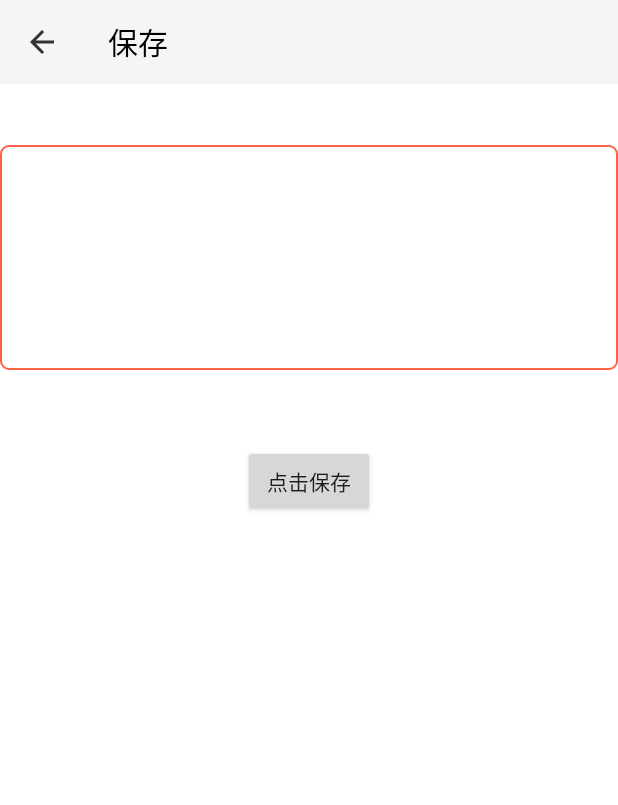
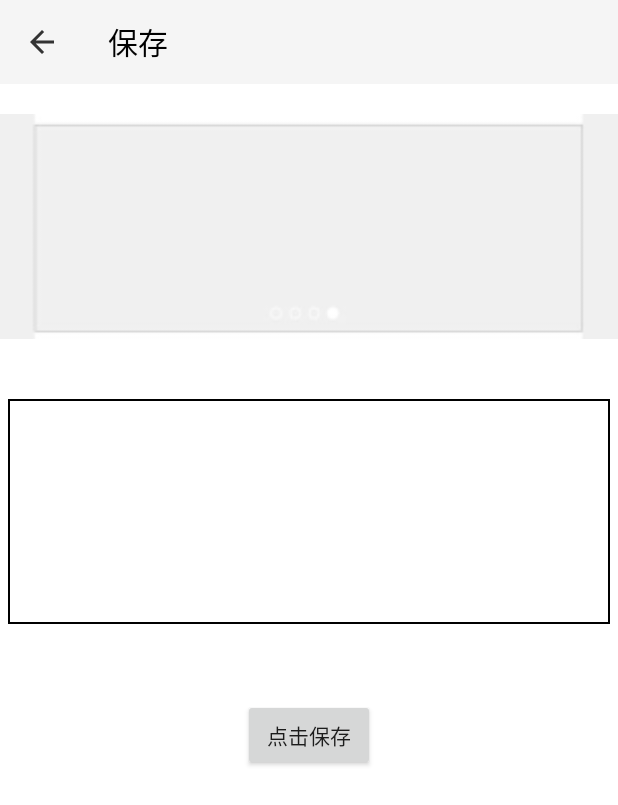
Before and after one commit to hku/appx, an Android app: the PhotoSaveActivity screen opened directly, with no data from a screen before it, on a phone screen of 412 x 824 dp. Shown: the top 805 px of the screen. Run offline under Robolectric (Android 15) with nearby library versions, the phone set to English and light mode, and no system bars; our stand-ins replace ButterKnife; pictures from the network do not load; 2 statements that could not run were skipped.

Commit message:
优化项目

```diff
--- a/photo365/app/build.gradle
+++ b/photo365/app/build.gradle
@@ -33,17 +33,23 @@ dependencies {
     })
     testCompile 'junit:junit:4.12'
     implementation 'com.android.support:appcompat-v7:27.1.1'
+
     implementation "com.jakewharton:butterknife:8.8.1"
     annotationProcessor "com.jakewharton:butterknife-compiler:8.8.1"
+
     implementation 'com.tbruyelle.rxpermissions2:rxpermissions:0.9.5@aar'
     implementation 'io.reactivex.rxjava2:rxandroid:2.0.1'
     implementation 'io.reactivex.rxjava2:rxjava:2.1.8'
+
     implementation 'com.facebook.stetho:stetho:1.5.0'
     implementation 'com.facebook.stetho:stetho-okhttp3:1.4.2'
+
     implementation 'org.greenrobot:greendao:3.2.2'
     implementation 'com.android.support:recyclerview-v7:27.1.1'
+
     implementation 'com.github.bumptech.glide:glide:4.7.1'
     annotationProcessor 'com.github.bumptech.glide:compiler:4.7.1'
+
     implementation 'com.scwang.smartrefresh:SmartRefreshLayout:1.1.0-alpha-6'
     implementation 'com.github.CymChad:BaseRecyclerViewAdapterHelper:2.9.30'
     implementation 'com.android.support:cardview-v7:27.1.1'
--- a/photo365/app/src/main/java/com/chinaso/record/activity/PhotoSaveActivity.java
+++ b/photo365/app/src/main/java/com/chinaso/record/activity/PhotoSaveActivity.java
@@ -1,22 +1,21 @@
 package com.chinaso.record.activity;
 
 import android.content.Intent;
-import android.graphics.Bitmap;
-import android.graphics.BitmapFactory;
 import android.net.Uri;
-import android.os.Build;
 import android.support.v7.widget.Toolbar;
 import android.view.View;
 import android.widget.Button;
 import android.widget.EditText;
 import android.widget.ImageView;
 
+import com.bumptech.glide.Glide;
 import com.chinaso.record.base.BaseActivity;
 import com.chinaso.record.R;
+import com.chinaso.record.base.GlideApp;
 import com.chinaso.record.entity.PhotoEntity;
+import com.chinaso.record.utils.ImageRotateUtil;
 import com.chinaso.record.utils.PhotoDaoManager;
 
-import java.io.FileNotFoundException;
 import java.text.SimpleDateFormat;
 import java.util.Date;
 
@@ -67,18 +66,9 @@ public class PhotoSaveActivity extends BaseActivity {
 
     @Override
     protected void business() {
-        if (Build.VERSION.SDK_INT >= 24) {
-            Bitmap bitmap = null;
-            try {
-                bitmap = BitmapFactory.decodeStream(getContentResolver().openInputStream(mPhotoUri));
-            } catch (FileNotFoundException e) {
-                e.printStackTrace();
-            }
-            imageView.setImageBitmap(bitmap);
-        } else {
-            Bitmap bitmap = BitmapFactory.decodeFile(mPhotoUri.getPath());
-            imageView.setImageBitmap(bitmap);
-        }
+        ImageRotateUtil.of().correctImage(this, mPhotoUri);
+        GlideApp.with(PhotoSaveActivity.this).load(mPhotoUri).
+                placeholder(R.mipmap.placeholder_common).into(imageView);
     }
 
     @OnClick({R.id.btn_save})
--- /dev/null
+++ b/photo365/app/src/main/java/com/chinaso/record/utils/ImageRotateUtil.java
@@ -0,0 +1,111 @@
+package com.chinaso.record.utils;
+
+import android.content.Context;
+import android.graphics.Bitmap;
+import android.graphics.BitmapFactory;
+import android.graphics.Matrix;
+import android.media.ExifInterface;
+import android.net.Uri;
+
+import java.io.File;
+import java.io.FileNotFoundException;
+import java.io.FileOutputStream;
+import java.io.IOException;
+
+
+/**
+ * author: zhanghe
+ * created on: 2018/6/4 15:57
+ * description:图片旋转角度修正工具类
+ */
+public class ImageRotateUtil {
+
+    public static ImageRotateUtil of() {
+        return new ImageRotateUtil();
+    }
+
+    private ImageRotateUtil() {
+    }
+
+    /**
+     * 纠正照片的旋转角度
+     *
+     * @param path
+     */
+    public void correctImage(Context context, Uri path) {
+
+        String imagePath = UriParse.parseOwnUri(context, path);
+        int degree;
+        if ((degree = getBitmapDegree(imagePath)) != 0) {
+            Bitmap bitmap = BitmapFactory.decodeFile(imagePath);
+            if (bitmap == null) return;
+            Bitmap resultBitmap = rotateBitmapByDegree(bitmap, degree);
+            if (resultBitmap == null) return;
+            try {
+                resultBitmap.compress(Bitmap.CompressFormat.JPEG, 100, new FileOutputStream(new File(imagePath)));
+            } catch (FileNotFoundException e) {
+                e.printStackTrace();
+            } catch (OutOfMemoryError e) {
+                e.printStackTrace();
+            }
+        }
+    }
+
+    /**
+     * 读取图片的旋转的角度
+     *
+     * @param path 图片绝对路径
+     * @return 图片的旋转角度
+     */
+    private int getBitmapDegree(String path) {
+        int degree = 0;
+        try {
+            // 从指定路径下读取图片，并获取其EXIF信息
+            ExifInterface exifInterface = new ExifInterface(path);
+            // 获取图片的旋转信息
+            int orientation = exifInterface.getAttributeInt(ExifInterface.TAG_ORIENTATION,
+                    ExifInterface.ORIENTATION_NORMAL);
+            switch (orientation) {
+                case ExifInterface.ORIENTATION_ROTATE_90:
+                    degree = 90;
+                    break;
+                case ExifInterface.ORIENTATION_ROTATE_180:
+                    degree = 180;
+                    break;
+                case ExifInterface.ORIENTATION_ROTATE_270:
+                    degree = 270;
+                    break;
+            }
+        } catch (IOException e) {
+            e.printStackTrace();
+        }
+        return degree;
+    }
+
+    /**
+     * 将图片按照某个角度进行旋转
+     *
+     * @param bm     需要旋转的图片
+     * @param degree 旋转角度
+     * @return 旋转后的图片
+     */
+    private Bitmap rotateBitmapByDegree(Bitmap bm, int degree) {
+        Bitmap returnBm = null;
+
+        // 根据旋转角度，生成旋转矩阵
+        Matrix matrix = new Matrix();
+        matrix.postRotate(degree);
+        try {
+            // 将原始图片按照旋转矩阵进行旋转，并得到新的图片
+            returnBm = Bitmap.createBitmap(bm, 0, 0, bm.getWidth(), bm.getHeight(), matrix, true);
+        } catch (OutOfMemoryError e) {
+        }
+        if (returnBm == null) {
+            returnBm = bm;
+        }
+        if (bm != returnBm) {
+            bm.recycle();
+        }
+        return returnBm;
+    }
+}
--- a/photo365/app/src/main/res/drawable/bg_camera_et.xml
+++ b/photo365/app/src/main/res/drawable/bg_camera_et.xml
@@ -1,6 +1,6 @@
 <?xml version="1.0" encoding="utf-8"?>
 <shape xmlns:android="http://schemas.android.com/apk/res/android">
-    <corners android:radius="5dp" />
+    <corners android:radius="0dp" />
 
     <padding
         android:bottom="3dp"
@@ -10,6 +10,6 @@
 
     <stroke
         android:width="1dp"
-        android:color="@color/tomato" />
+        android:color="@color/black" />
 
 </shape>
--- a/photo365/app/src/main/res/layout/activity_photo_save.xml
+++ b/photo365/app/src/main/res/layout/activity_photo_save.xml
@@ -1,45 +1,59 @@
 <?xml version="1.0" encoding="utf-8"?>
 <LinearLayout xmlns:android="http://schemas.android.com/apk/res/android"
+    xmlns:app="http://schemas.android.com/apk/res-auto"
     android:layout_width="match_parent"
     android:layout_height="match_parent"
-    xmlns:app="http://schemas.android.com/apk/res-auto"
     android:orientation="vertical">
 
     <android.support.v7.widget.Toolbar
+        android:id="@+id/toolbar"
         style="@style/AppTheme.Toolbar"
-        android:id="@+id/toolbar"
         app:navigationIcon="@drawable/ic_arrow_back_dark_24dp"
-        app:titleTextColor="@color/black"
-        app:title="保存"/>
+        app:title="保存"
+        app:titleTextColor="@color/black" />
 
+
+    <ScrollView
+        android:layout_width="match_parent"
+        android:layout_height="match_parent">
+
+        <LinearLayout
+            android:layout_width="match_parent"
+            android:layout_height="match_parent"
+            android:orientation="vertical">
 
             <ImageView
                 android:id="@+id/image"
-        android:layout_width="wrap_content"
+                android:layout_width="match_parent"
                 android:layout_height="wrap_content"
-        android:maxHeight="160dp"
                 android:layout_gravity="center_horizontal"
+                android:layout_marginTop="20dp"
                 android:adjustViewBounds="true"
+                android:maxHeight="150dp"
                 android:scaleType="centerCrop" />
 
             <EditText
                 android:id="@+id/info_et"
                 android:layout_width="match_parent"
+                android:layout_height="150dp"
+                android:layout_marginLeft="5dp"
+                android:layout_marginRight="5dp"
+                android:layout_marginTop="40dp"
                 android:background="@drawable/bg_camera_et"
+                android:gravity="left"
+                android:padding="5dp"
                 android:textColor="@color/black"
-        android:layout_marginTop="40dp"
-        android:gravity="left"
-        android:textSize="16dp"
-        android:layout_height="150dp" />
+                android:textSize="16dp" />
 
             <Button
                 android:id="@+id/btn_save"
                 android:layout_width="wrap_content"
                 android:layout_height="wrap_content"
+                android:layout_gravity="center_horizontal"
                 android:layout_marginTop="50dp"
-        android:layout_gravity="center_horizontal"
                 android:text="点击保存" />
 
-
+        </LinearLayout>
+    </ScrollView>
 
 </LinearLayout>
--- a/photo365/build.gradle
+++ b/photo365/build.gradle
@@ -20,6 +20,7 @@ allprojects {
         jcenter()
         google()
         maven { url "https://jitpack.io" }
+        mavenCentral()
     }
 }
 
```
Also changed, not shown: photo365/app/src/main/AndroidManifest.xml (+11 -3 lines), photo365/app/src/main/java/com/chinaso/record/activity/PhotoDetailActivity.java (+5 -4 lines), photo365/app/src/main/java/com/chinaso/record/activity/PhotoListActivity.java (+17 -3 lines), photo365/app/src/main/java/com/chinaso/record/adapter/PhotoItemAdapter.java (+25 -6 lines), photo365/app/src/main/java/com/chinaso/record/base/MyAppGlideModule.java (added, +14 -0 lines), photo365/app/src/main/java/com/chinaso/record/utils/Constant.java (added, +17 -0 lines), photo365/app/src/main/java/com/chinaso/record/utils/DensityUtil.java (added, +58 -0 lines), photo365/app/src/main/java/com/chinaso/record/utils/ImageFiles.java (added, +142 -0 lines), photo365/app/src/main/java/com/chinaso/record/utils/UriParse.java (added, +184 -0 lines), photo365/app/src/main/res/layout/item_photo_list.xml (+7 -6 lines), photo365/app/src/main/res/mipmap-xxhdpi/placeholder_common.jpg (added). Lines whose indentation alone changed are shown as unchanged.
